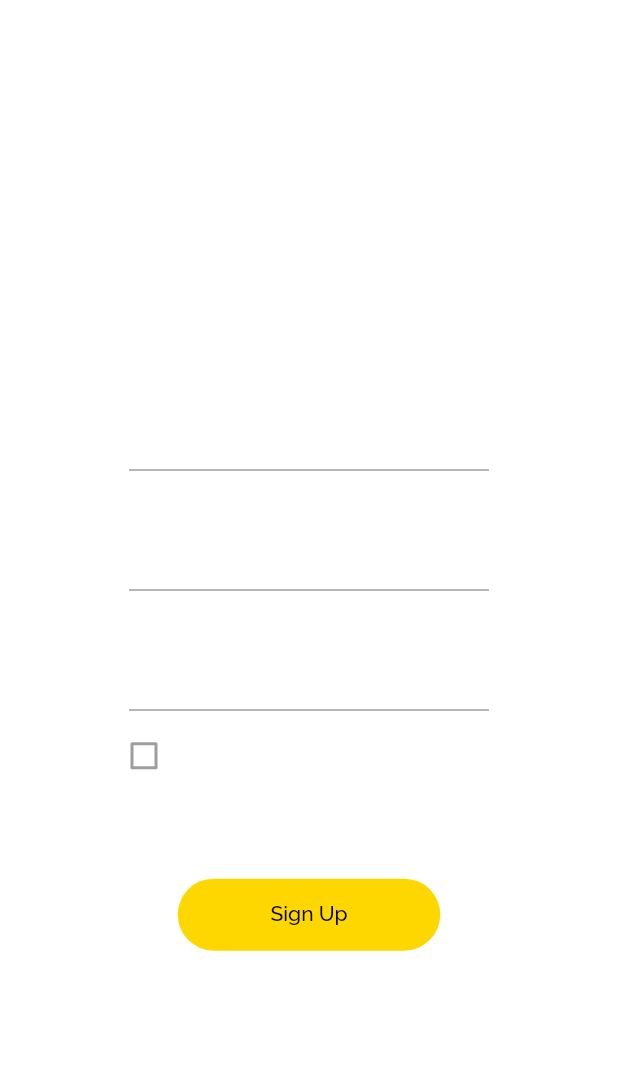
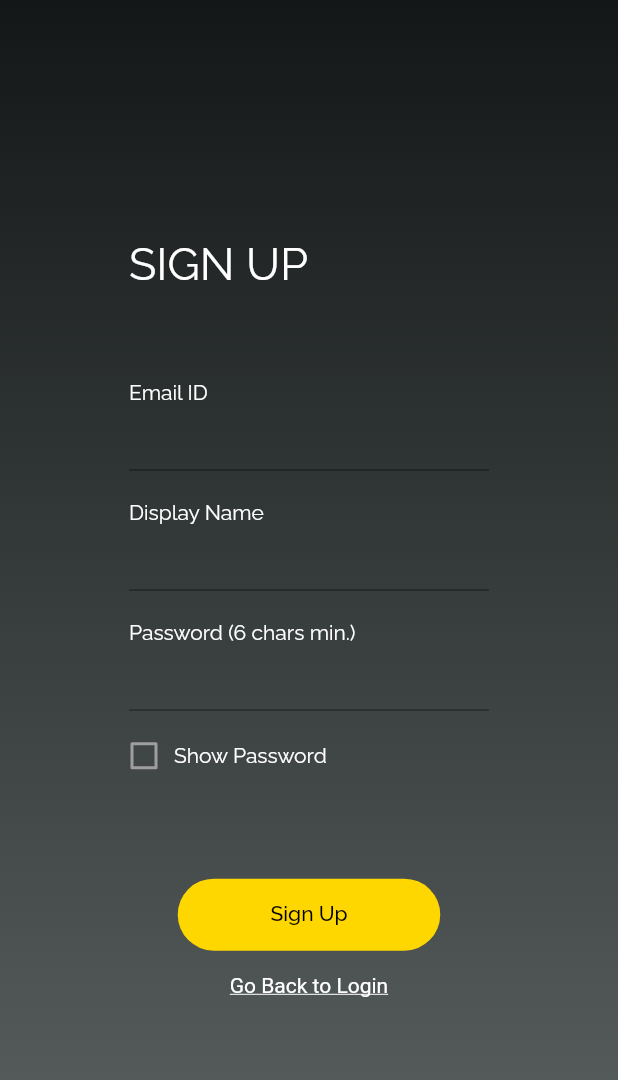
Before and after one commit to pranavraaghav/watcher, a Flutter app: the SignUpPage screen opened directly, on a phone screen of 412 x 824 dp. Shown: the top 1080 px of the screen. Run offline on Flutter 3.47's test engine with Material 2 defaults, Android fonts, the phone set to English and light mode, and no system bars; our stand-ins replace camera, cloud_firestore, firebase_auth, firebase_core, firebase_storage, google_fonts; missing offline and left inert: tflite; accounts and stored records are empty.

Commit message:
Bug fixing

```diff
--- a/lib/pages/loading_page.dart
+++ b/lib/pages/loading_page.dart
@@ -19,7 +19,7 @@ class _LoadingPageState extends State<LoadingPage> {
   Widget build(BuildContext context) {
     return Container(
         decoration: BoxDecoration(
-          gradient: verticalGradient(crosswalkBlue),
+          gradient: verticalGradient(night),
         ),
         child: Scaffold(
             backgroundColor: Colors.transparent,
--- a/lib/pages/login_page.dart
+++ b/lib/pages/login_page.dart
@@ -38,7 +38,7 @@ class _LoginPageState extends State<LoginPage> {
   Widget build(BuildContext context) {
     return Container(
         decoration: BoxDecoration(
-          gradient: verticalGradient(crosswalkBlack),
+          gradient: verticalGradient(night),
         ),
         child: Scaffold(
             resizeToAvoidBottomInset: false,
--- a/lib/pages/sign_up.dart
+++ b/lib/pages/sign_up.dart
@@ -40,7 +40,7 @@ class _SignUpPageState extends State<SignUpPage> {
   Widget build(BuildContext context) {
     return Container(
       decoration: BoxDecoration(
-        gradient: verticalGradient(crosswalkBlack),
+        gradient: verticalGradient(night),
       ),
       child: Scaffold(
         resizeToAvoidBottomInset: false,
@@ -67,7 +67,7 @@ class _SignUpPageState extends State<SignUpPage> {
                           _obscureText, true),
                       buildTextField(context, 'Display Name',
                           displayNameTextController, _obscureText, false),
-                      buildTextField(context, "Password",
+                      buildTextField(context, "Password (6 chars min.)",
                           passwordTextController, _obscureText, false),
                       SizedBox(
                         height: 5,
--- a/lib/styling/color_palettes.dart
+++ b/lib/styling/color_palettes.dart
@@ -1,6 +1,5 @@
 import 'package:flutter/material.dart';
 
-//Used in Home Page
 Color mainBG = Color(0xffEAF0F8);
 Color neutral = Color(0xff8E98A4);
 Color primary = Color(0xff1A6BD6);
@@ -10,7 +9,6 @@ Color whiteTint = Color(0xffFDFEFF);
 Color cardGray = Color(0xff8E98A4);
 Color textColor = Color(0xff313A46);
 Color accentYellow = Color(0xffFFD700);
-//
 
 Color snow = Color(0xffFCF7F8);
 Color lightGray = Color(0xffCED3DC);
@@ -23,14 +21,9 @@ Color blackCoral = Color(0xff5B616A);
 
 Color loginYellow = Color(0xFFFFD700);
 
-List<Color> crosswalkBlue = [
-  Color(0xff2E86FB),
-  Color(0xBA08479B),
-];
-
-List<Color> crosswalkBlack = [
-  Color(0x242424),
-  Color(0x5A5A5A),
+List<Color> night = [
+  Color(0xff141717),
+  Color(0xff5C6463),
 ];
 
 List<Color> sunset = [
```
Also changed, not shown: lib/pages/monitor.dart (+6 -19 lines).
